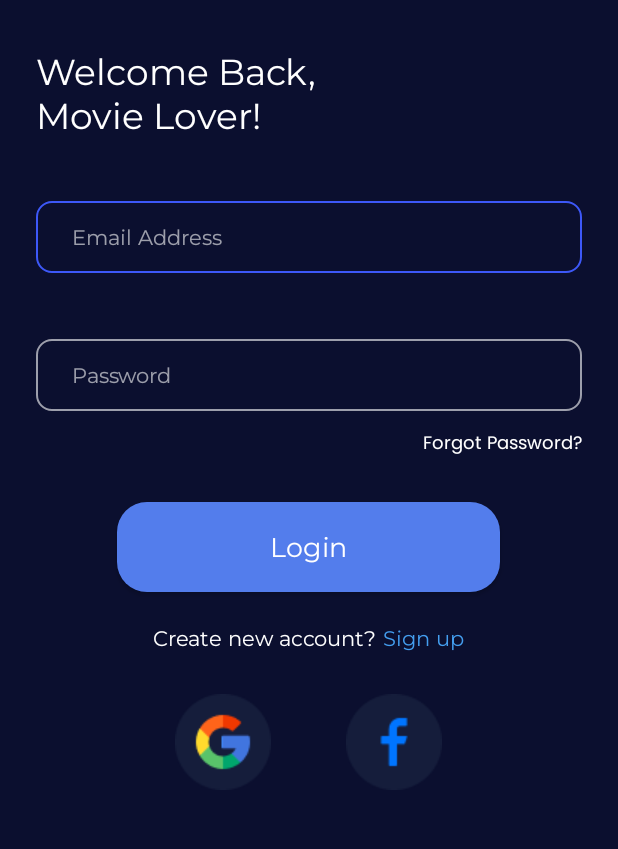
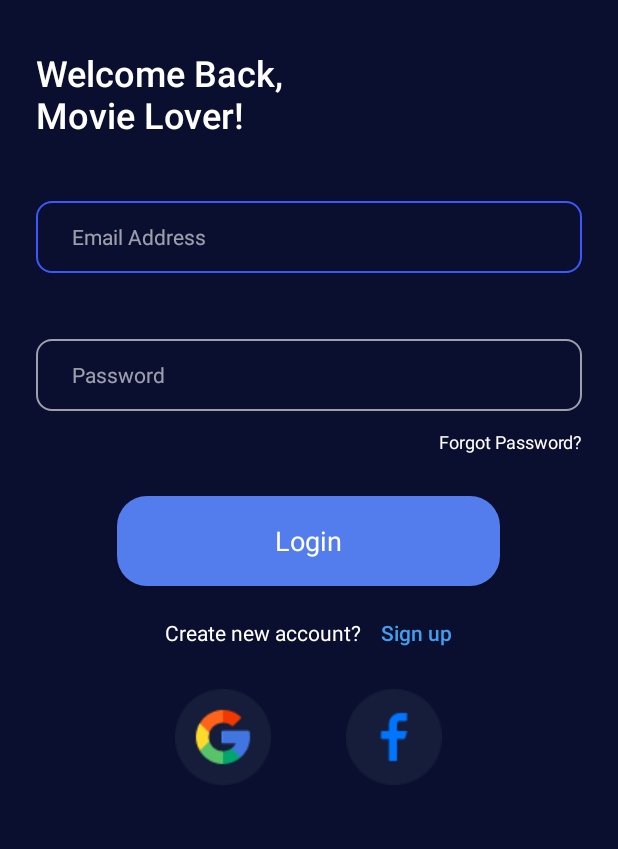
Before and after one commit to ManhHoDinh/MovieTicketApp, an Android app: the screen it shows after launch (SignInActivity), on a phone screen of 412 x 824 dp, the part 306-1155 px from its top. Run offline under Robolectric (Android 15) with nearby library versions, the phone set to English and light mode, and no system bars.

Commit message:
Update sign In | Sign Up

```diff
--- a/app/src/main/AndroidManifest.xml
+++ b/app/src/main/AndroidManifest.xml
@@ -21,6 +21,7 @@
                 <category android:name="android.intent.category.LAUNCHER" />
             </intent-filter>
         </activity>
+    <activity android:name=".SignUpActivity"/>
     </application>
 
 </manifest>
--- a/app/src/main/java/com/example/movieticketapp/SignInActivity.java
+++ b/app/src/main/java/com/example/movieticketapp/SignInActivity.java
@@ -1,7 +1,10 @@
 package com.example.movieticketapp;
 
+import android.content.Intent;
 import android.support.v7.app.AppCompatActivity;
 import android.os.Bundle;
+import android.view.View;
+import android.widget.TextView;
 
 public class SignInActivity extends AppCompatActivity {
 
@@ -9,5 +12,13 @@ public class SignInActivity extends AppCompatActivity {
     protected void onCreate(Bundle savedInstanceState) {
         super.onCreate(savedInstanceState);
         setContentView(R.layout.activity_sign_in);
+        TextView signUp = findViewById(R.id.SignUp);
+        signUp.setOnClickListener(new View.OnClickListener() {
+            @Override
+            public void onClick(View view) {
+                Intent i = new Intent(getApplicationContext(),SignUpActivity.class);
+                startActivity(i);
+            }
+        });
     }
 }
--- a/app/src/main/res/layout/activity_sign_in.xml
+++ b/app/src/main/res/layout/activity_sign_in.xml
@@ -31,8 +31,7 @@
                 android:textSize="24dp"
                 android:textStyle="bold"
                 android:layout_marginTop="32dp"
-                android:fontFamily="@font/montserrat_regular"
-                android:textFontWeight="500"
+                 android:textFontWeight="500"
                 style="@style/TextAppearance.AppCompat.Light.SearchResult.Title"
                 android:textColor="@color/white_background"/>
 
@@ -42,7 +41,6 @@
                 android:layout_height="48dp"
                 android:layout_marginTop="41dp"
                 android:background="@drawable/edittext_boder"
-                android:fontFamily="@font/montserrat_regular"
                 android:hint="Email Address"
                 android:defaultFocusHighlightEnabled="true"
                 android:inputType="textEmailAddress"
@@ -59,7 +57,6 @@
                 android:layout_height="48dp"
                 android:layout_marginTop="44dp"
                 android:background="@drawable/edittext_boder"
-                android:fontFamily="@font/montserrat_regular"
                 android:hint="Password"
                 android:inputType="textPassword"
                 android:paddingLeft="24dp"
@@ -73,7 +70,6 @@
                 android:layout_height="wrap_content"
                 android:gravity="right"
                 android:text="Forgot Password?"
-                android:fontFamily="@font/poppins_regular"
                 android:layout_marginTop="12dp"
                 android:textColor="@color/white_background"
                 android:textSize="12dp"
@@ -88,7 +84,6 @@
                 android:layout_gravity="center"
                 android:layout_marginTop="28dp"
                 android:background="@drawable/button_background"
-                android:fontFamily="@font/montserrat_regular"
                 android:gravity="center"
                 android:text="Login"
                 android:textColor="@color/white_background"
@@ -107,18 +102,17 @@
                     android:layout_height="wrap_content"
                     android:text="Create new account? "
                     android:textSize="14dp"
-                    android:fontFamily="@font/montserrat_regular"
                     android:textColor="@color/white_background"/>
                 <TextView
                     android:layout_width="wrap_content"
                     android:layout_height="wrap_content"
                     android:gravity="center"
                     android:text="Sign up"
-                    android:fontFamily="@font/montserrat_regular"
                     android:textFontWeight="500"
                     android:textStyle="bold"
                     android:textColor="@color/signup_color1"
                     android:textSize="14dp"
+                    android:layout_marginLeft="10dp"
                     style="@style/TextAppearance.AppCompat.Large"
                     android:id="@+id/SignUp"
                     />
```
Also changed, not shown: app/src/main/java/com/example/movieticketapp/SignUpActivity.java (+15 -1 lines), app/src/main/res/layout/activity_sign_up.xml (+1 -7 lines), app/src/main/res/font/montserrat_regular.ttf (deleted), app/src/main/res/font/poppins_regular.ttf (deleted).
